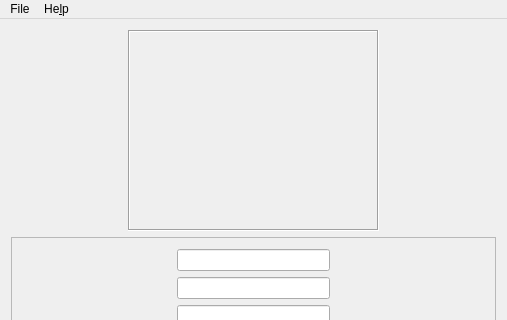
Before: the Qt Designer form presensi.ui in baddwin/qt-presensi, drawn with Qt 5; both pictures show x 0 to 507 and y 0 to 320 of the 507 by 497 pixel window.
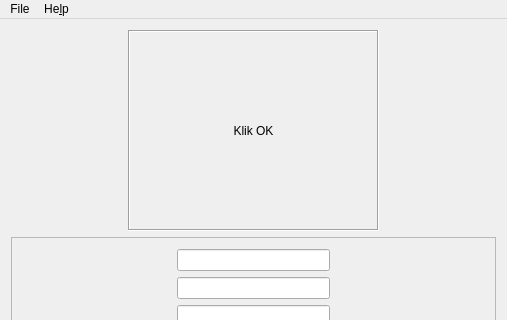
After: the same form once the commit is applied.

Commit message: Memfungsikan class clearAll()

Patch:
```diff
--- a/presensi.ui
+++ b/presensi.ui
@@ -46,7 +46,10 @@
        <enum>QFrame::Sunken</enum>
       </property>
       <property name="text">
-       <string/>
+       <string>Klik OK</string>
+      </property>
+      <property name="alignment">
+       <set>Qt::AlignCenter</set>
       </property>
      </widget>
     </item>
```
Left out of the diff: 2 changed lines with no effect on the pictures. The commit also changes 1 other file.
